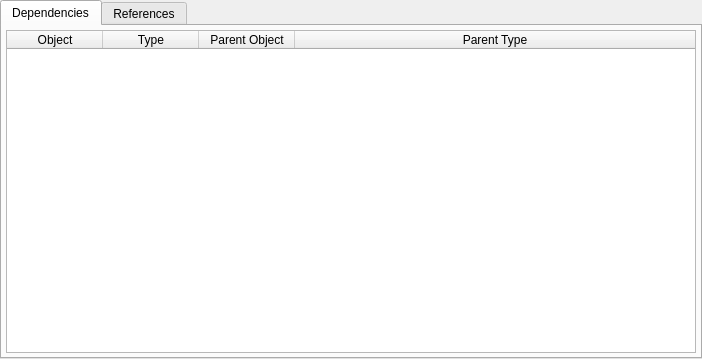
Above: libpgmodeler_ui/ui/objectdepsrefswidget.ui from pgmodeler/pgmodeler before the change. Below: the same form after it.
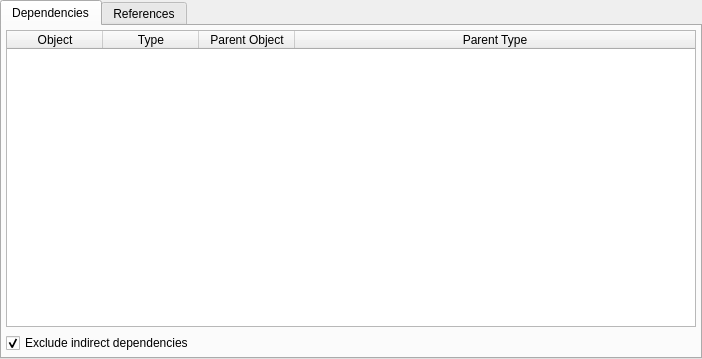
That is the form after the change. Icons and pictures are not drawn.

Diff of the .ui file:
```diff
--- a/libpgmodeler_ui/ui/objectdepsrefswidget.ui
+++ b/libpgmodeler_ui/ui/objectdepsrefswidget.ui
@@ -169,6 +169,16 @@
          </column>
         </widget>
        </item>
+       <item row="1" column="0">
+        <widget class="QCheckBox" name="exc_ind_deps_chk">
+         <property name="text">
+          <string>Exclude indirect dependencies</string>
+         </property>
+         <property name="checked">
+          <bool>true</bool>
+         </property>
+        </widget>
+       </item>
       </layout>
      </widget>
      <widget class="QWidget" name="references_tab">
```
